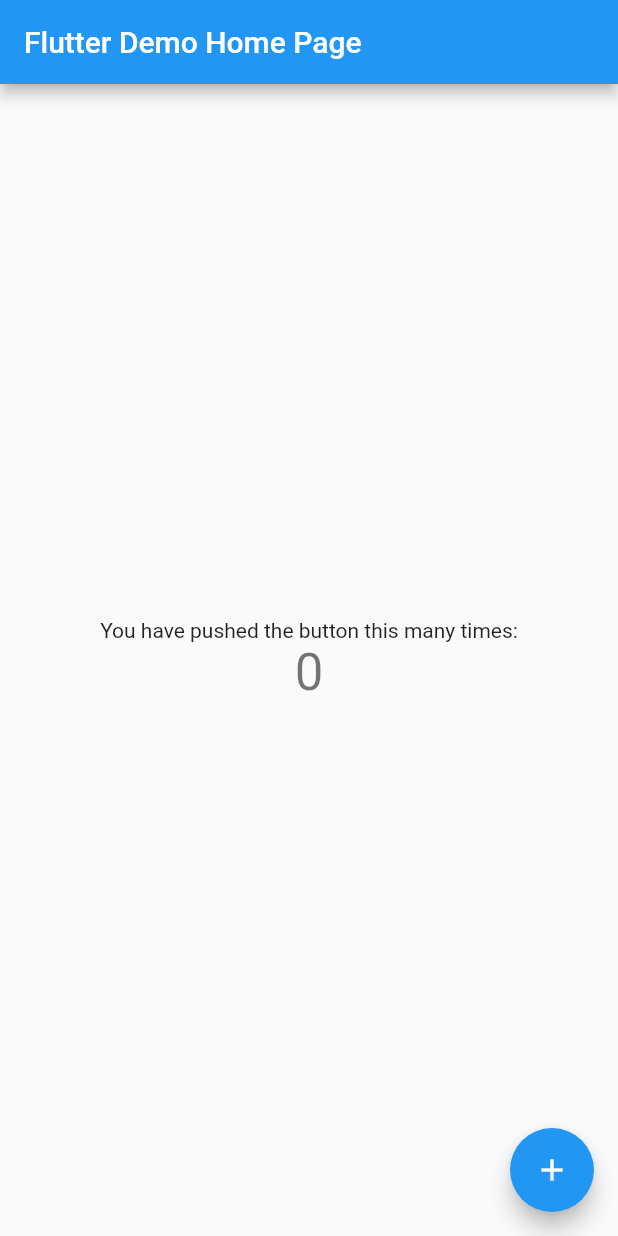
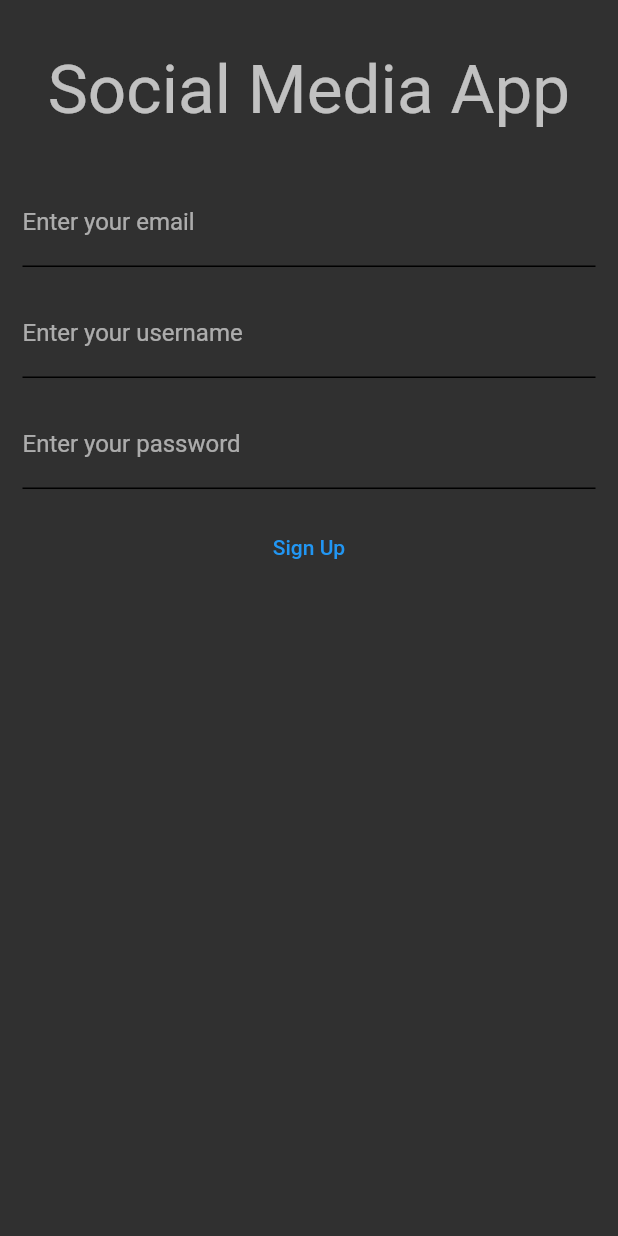
Before and after one commit to Seredyn/social_media_app, a Flutter app: the screen it shows after launch, on a phone screen of 412 x 824 dp. Run offline on Flutter 3.47's test engine with Material 2 defaults, Android fonts, the phone set to English and light mode, and no system bars.

Commit message:
Create UI sign up screen

```diff
--- a/lib/main.dart
+++ b/lib/main.dart
@@ -1,4 +1,5 @@
 import 'package:flutter/material.dart';
+import 'package:social_media_app/screens/sign_up_screen.dart';
 
 void main() {
   runApp(const MyApp());
@@ -11,105 +12,8 @@ class MyApp extends StatelessWidget {
   @override
   Widget build(BuildContext context) {
     return MaterialApp(
-      title: 'Flutter Demo',
-      theme: ThemeData(
-        // This is the theme of your application.
-        //
-        // Try running your application with "flutter run". You'll see the
-        // application has a blue toolbar. Then, without quitting the app, try
-        // changing the primarySwatch below to Colors.green and then invoke
-        // "hot reload" (press "r" in the console where you ran "flutter run",
-        // or simply save your changes to "hot reload" in a Flutter IDE).
-        // Notice that the counter didn't reset back to zero; the application
-        // is not restarted.
-        primarySwatch: Colors.blue,
-      ),
-      home: const MyHomePage(title: 'Flutter Demo Home Page'),
+      theme: ThemeData.dark(),
+      home: SignUpScreen(),
     );
   }
 }
-
-class MyHomePage extends StatefulWidget {
-  const MyHomePage({Key? key, required this.title}) : super(key: key);
-
-  // This widget is the home page of your application. It is stateful, meaning
-  // that it has a State object (defined below) that contains fields that affect
-  // how it looks.
-
-  // This class is the configuration for the state. It holds the values (in this
-  // case the title) provided by the parent (in this case the App widget) and
-  // used by the build method of the State. Fields in a Widget subclass are
-  // always marked "final".
-
-  final String title;
-
-  @override
-  State<MyHomePage> createState() => _MyHomePageState();
-}
-
-class _MyHomePageState extends State<MyHomePage> {
-  int _counter = 0;
-
-  void _incrementCounter() {
-    setState(() {
-      // This call to setState tells the Flutter framework that something has
-      // changed in this State, which causes it to rerun the build method below
-      // so that the display can reflect the updated values. If we changed
-      // _counter without calling setState(), then the build method would not be
-      // called again, and so nothing would appear to happen.
-      _counter++;
-    });
-  }
-
-  @override
-  Widget build(BuildContext context) {
-    // This method is rerun every time setState is called, for instance as done
-    // by the _incrementCounter method above.
-    //
-    // The Flutter framework has been optimized to make rerunning build methods
-    // fast, so that you can just rebuild anything that needs updating rather
-    // than having to individually change instances of widgets.
-    return Scaffold(
-      appBar: AppBar(
-        // Here we take the value from the MyHomePage object that was created by
-        // the App.build method, and use it to set our appbar title.
-        title: Text(widget.title),
-      ),
-      body: Center(
-        // Center is a layout widget. It takes a single child and positions it
-        // in the middle of the parent.
-        child: Column(
-          // Column is also a layout widget. It takes a list of children and
-          // arranges them vertically. By default, it sizes itself to fit its
-          // children horizontally, and tries to be as tall as its parent.
-          //
-          // Invoke "debug painting" (press "p" in the console, choose the
-          // "Toggle Debug Paint" action from the Flutter Inspector in Android
-          // Studio, or the "Toggle Debug Paint" command in Visual Studio Code)
-          // to see the wireframe for each widget.
-          //
-          // Column has various properties to control how it sizes itself and
-          // how it positions its children. Here we use mainAxisAlignment to
-          // center the children vertically; the main axis here is the vertical
-          // axis because Columns are vertical (the cross axis would be
-          // horizontal).
-          mainAxisAlignment: MainAxisAlignment.center,
-          children: <Widget>[
-            const Text(
-              'You have pushed the button this many times:',
-            ),
-            Text(
-              '$_counter',
-              style: Theme.of(context).textTheme.headline4,
-            ),
-          ],
-        ),
-      ),
-      floatingActionButton: FloatingActionButton(
-        onPressed: _incrementCounter,
-        tooltip: 'Increment',
-        child: const Icon(Icons.add),
-      ), // This trailing comma makes auto-formatting nicer for build methods.
-    );
-  }
-}
--- /dev/null
+++ b/lib/screens/sign_up_screen.dart
@@ -0,0 +1,134 @@
+import 'package:flutter/material.dart';
+
+class SignUpScreen extends StatefulWidget {
+  const SignUpScreen({Key? key}) : super(key: key);
+
+  @override
+  _SignUpScreenState createState() => _SignUpScreenState();
+}
+
+class _SignUpScreenState extends State<SignUpScreen> {
+
+  final _formKey = GlobalKey<FormState>(); //нужно для Form()
+
+  String _email = "";
+  String _username = "";
+  String _password = "";
+
+  final FocusNode _passwordFocusNode = FocusNode();
+  final FocusNode _usernameFocusNode = FocusNode();
+
+  @override
+  Widget build(BuildContext context) {
+    return Scaffold(
+      body: SafeArea(
+        child: Form(
+          key: _formKey,
+          child: Padding(
+            padding: const EdgeInsets.all(15.0),
+            child: SingleChildScrollView(
+              child: Column(
+                mainAxisSize: MainAxisSize.min,
+                children: [
+                  Padding(
+                    padding: const EdgeInsets.symmetric(vertical: 18.0),
+                    child: Text("Social Media App", style: Theme
+                        .of(context)
+                        .textTheme
+                        .headline3,),
+                  ),
+                  SizedBox(height: 15,),
+                  // email
+                  TextFormField(
+                    keyboardType: TextInputType.emailAddress,
+                    decoration: InputDecoration(
+                        enabledBorder: UnderlineInputBorder(
+                          borderSide: BorderSide(color: Colors.black),
+                        ),
+                        labelText: "Enter your email"
+                    ),
+                    textInputAction: TextInputAction.next,//Кнопка далее на клавиатуре
+                    onFieldSubmitted: (_) {
+                      FocusScope.of(context).requestFocus(_usernameFocusNode);
+                    },
+                    onSaved: (value) {
+                      _email = value!.trim();
+                    },
+                    validator: (value) {
+                      if (value!.isEmpty) {
+                        return "Please, enter your email";
+                      }
+                      return null;
+                    },
+                  ),
+                  SizedBox(height: 15,),
+                  // user Name
+                  TextFormField(
+                    focusNode: _usernameFocusNode,
+                    decoration: InputDecoration(
+                        enabledBorder: UnderlineInputBorder(
+                          borderSide: BorderSide(color: Colors.black),
+                        ),
+                        labelText: "Enter your username"
+                    ),
+                    textInputAction: TextInputAction.next,//Кнопка "далее" на клавиатуре
+                    onFieldSubmitted: (_) {
+                      FocusScope.of(context).requestFocus(_passwordFocusNode);
+                    },
+                    onSaved: (value) {
+                      _username = value!.trim();
+                    },
+                    validator: (value) {
+                      if (value!.isEmpty) {
+                        return "Please, enter your user Name";
+                      }
+                      return null;
+                    },
+                  ),
+                  SizedBox(height: 15,),
+                  // password
+                  TextFormField(
+                    //keyboardType: TextInputType.visiblePassword,
+                    obscureText: true,
+                    focusNode: _passwordFocusNode,//закрывает символы
+                    decoration: InputDecoration(
+                        enabledBorder: UnderlineInputBorder(
+                          borderSide: BorderSide(color: Colors.black),
+                        ),
+                        labelText: "Enter your password"
+                    ),
+                    textInputAction: TextInputAction.done,//Кнопка "готово" на клавиатуре
+                    onFieldSubmitted: (_) {
+
+                      //TODO Submit Form
+
+                    },
+                    onSaved: (value) {
+                      _password = value!.trim();
+                    },
+                    validator: (value) {
+                      if (value!.isEmpty) {
+                        return "Please, enter your password";
+                      }
+                      if (value!.length < 5) {
+                        return "Please enter 5 or more characters";
+                      }
+                      return null;
+                    },
+                  ),
+                  SizedBox(height: 15,),
+                  TextButton(onPressed: () {
+
+                    //TODO Submit Form
+
+                  },
+                      child: Text("Sign Up")),
+                ],
+              ),
+            ),
+          ),
+        ),
+      ),
+    );
+  }
+}
```
